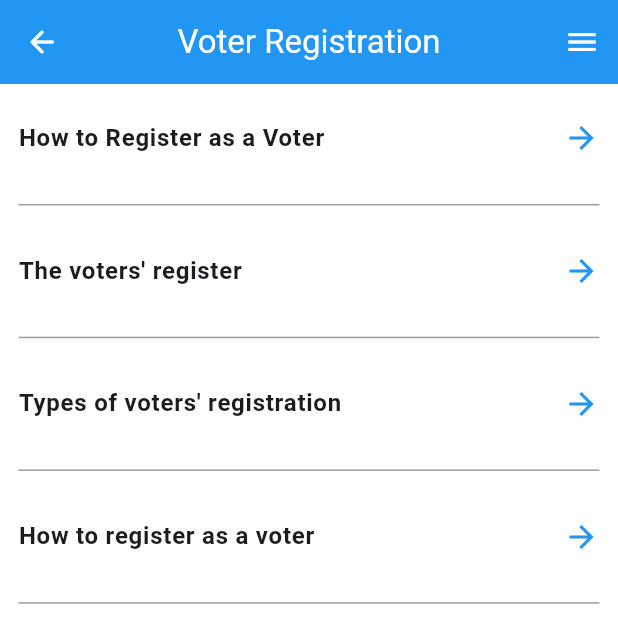
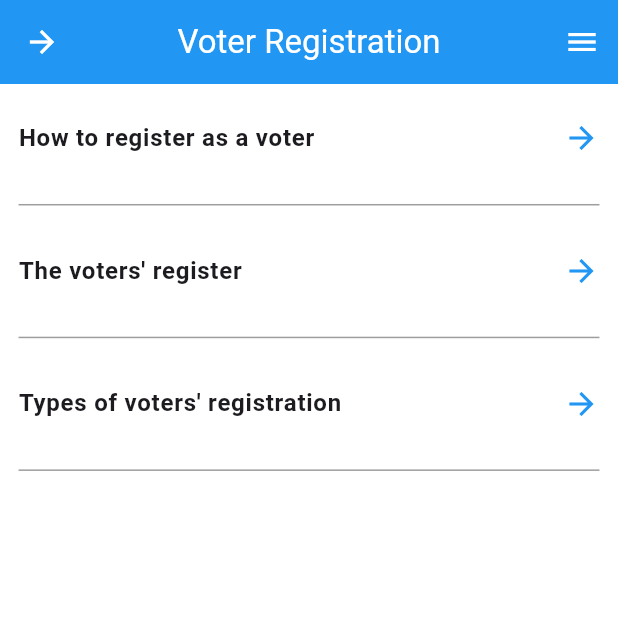
Before and after one commit to VilhoHub/ecn_app, a Flutter app: the screen it shows after launch, after a tap on "Voter Registration", on a phone screen of 412 x 824 dp. Shown: the top 643 px of the screen. Run offline on Flutter 3.47's test engine with Material 3 defaults, Android fonts, the light colour scheme and no system bars.

Commit message:
ecn_app/added presentation layer

```diff
--- a/lib/main.dart
+++ b/lib/main.dart
@@ -1,3 +1,5 @@
+import 'package:ecn_app/presentation/resources/string_manager.dart';
+import 'package:ecn_app/presentation/resources/theme_manager.dart';
 import 'package:ecn_app/screens/home/home_screen.dart';
 import 'package:ecn_app/screens/home/voter_registration_screen.dart';
 import 'package:flutter/material.dart';
@@ -16,18 +18,8 @@ class ECNApp extends StatelessWidget {
   Widget build(BuildContext context) {
     return MaterialApp(
       debugShowCheckedModeBanner: false,
-      title: 'ECN App',
-      theme: ThemeData(
-        primarySwatch: Colors.blue,
-        scaffoldBackgroundColor: Colors.white,
-        appBarTheme: AppBarTheme(
-          backgroundColor: Colors.blue,
-          foregroundColor: Colors.white,
-          centerTitle: true,
-          iconTheme: const IconThemeData(color: Colors.white),
-        ),
-        visualDensity: VisualDensity.adaptivePlatformDensity,
-      ),
+      title: AppStrings.appTitle,
+      theme: getApplicationTheme(),
       initialRoute: HomeScreen.ROUTE_NAME,
       routes: {
         HomeScreen.ROUTE_NAME: (context) => const HomeScreen(),
--- /dev/null
+++ b/lib/presentation/resources/asset_manager.dart
@@ -0,0 +1,5 @@
+const String IMG_PATH = "assets/images";
+
+class ImageAssets {
+  static const String notFound = "$IMG_PATH/not-found.png";
+}
--- /dev/null
+++ b/lib/presentation/resources/string_manager.dart
@@ -0,0 +1,32 @@
+class AppStrings {
+  static const appTitle = "ECN App";
+
+  //page routes
+  static const String homeRoute = "/";
+  static const String voterRegRoute = "/voter_registration";
+
+  //home page text
+  static const String totalNumber = "Total number of registered voters";
+  static const String view = "View";
+
+  static const String voterInfo = "Voter Information";
+  static const String voterReg = "Voter Registration";
+  static const String candidateInfo = "Candidate Information";
+  static const String elections = "Elections";
+  static const String voterEdu = "Voter Education";
+  static const String latestUpdates = "Latest Updates";
+  static const String regPoints = "Registration Points";
+  static const String mediaReleases = "Media Releases";
+  static const String electionRes = "Election Results";
+
+  //voter reg page text
+  static const String voterRegTitle = "Voter Registration";
+  static const String howToRegister = "How to register as a voter";
+  static const String votersReg = "The voters' register";
+  static const String typesOfVotersReg = "Types of voters' registration";
+
+  static const String notFound = "Page Not Found";
+
+  //widgets text
+  static const String bullet = "• ";
+}
--- /dev/null
+++ b/lib/presentation/resources/theme_manager.dart
@@ -0,0 +1,19 @@
+import 'package:ecn_app/presentation/resources/colour_manager.dart';
+import 'package:flutter/material.dart';
+
+ThemeData getApplicationTheme() {
+  return ThemeData(
+    primarySwatch: ColourManager.primary,
+    scaffoldBackgroundColor: ColourManager.secondary,
+
+    //appbar theme
+    appBarTheme: AppBarTheme(
+      backgroundColor: ColourManager.primary,
+      foregroundColor: ColourManager.secondary,
+      centerTitle: true,
+      iconTheme: IconThemeData(color: ColourManager.secondary),
+    ),
+
+    visualDensity: VisualDensity.adaptivePlatformDensity,
+  );
+}
--- a/lib/screens/home/home_screen.dart
+++ b/lib/screens/home/home_screen.dart
@@ -1,9 +1,13 @@
+import 'package:ecn_app/presentation/resources/colour_manager.dart';
+import 'package:ecn_app/presentation/resources/font_manager.dart';
+import 'package:ecn_app/presentation/resources/string_manager.dart';
+import 'package:ecn_app/presentation/resources/value_manager.dart';
 import 'package:ecn_app/screens/home/voter_registration_screen.dart';
 import 'package:ecn_app/utils/widgets.dart';
 import 'package:flutter/material.dart';
 
 class HomeScreen extends StatelessWidget {
-  static const String ROUTE_NAME = '/';
+  static const String ROUTE_NAME = AppStrings.homeRoute;
   const HomeScreen({super.key});
 
   @override
@@ -16,20 +20,20 @@ class HomeScreen extends StatelessWidget {
         body: SizedBox(
           width: mediaQuery.width,
           child: Padding(
-            padding: const EdgeInsets.all(10.0),
+            padding: const EdgeInsets.all(AppPadding.p10),
             child: Column(
               crossAxisAlignment: CrossAxisAlignment.center,
               children: [
                 Container(
                   margin: EdgeInsets.symmetric(
-                    vertical: mediaQuery.height * 0.01,
+                    vertical: mediaQuery.height * AppPadding.p0_01,
                   ),
                   decoration: BoxDecoration(
-                    color: Colors.blue,
-                    borderRadius: BorderRadius.circular(10.0),
+                    color: ColourManager.primary,
+                    borderRadius: BorderRadius.circular(AppRadius.r10),
                   ),
                   child: Padding(
-                    padding: const EdgeInsets.all(15.0),
+                    padding: const EdgeInsets.all(AppPadding.p15),
                     child: Column(
                       crossAxisAlignment: CrossAxisAlignment.start,
                       children: [
@@ -37,31 +41,31 @@ class HomeScreen extends StatelessWidget {
                           width: mediaQuery.width,
                         ),
                         infoBoxText(
-                          'Total number of registered voters',
-                          fontSize: 16.0,
+                          AppStrings.totalNumber,
+                          fontSize: FontSize.f16,
                         ),
                         infoBoxText(
                           '395.8K',
-                          fontSize: 45.0,
+                          fontSize: FontSize.f45,
                         ),
                         infoBoxText(
                           '+35% month over month',
-                          fontWeight: FontWeight.normal,
+                          fontWeight: FontWeightManager.regular,
                         ),
                         Align(
                           alignment: Alignment.bottomRight,
                           child: TextButton(
                             onPressed: () {},
                             style: TextButton.styleFrom(
-                              backgroundColor: Colors.grey.shade300,
-                              padding:
-                                  const EdgeInsets.symmetric(horizontal: 25.0),
+                              backgroundColor: ColourManager.item.shade300,
+                              padding: const EdgeInsets.symmetric(
+                                  horizontal: AppPadding.p25),
                             ),
-                            child: const Text(
-                              'View',
+                            child: Text(
+                              AppStrings.view,
                               style: TextStyle(
-                                color: Colors.black,
-                                fontSize: 16.0,
+                                color: ColourManager.black,
+                                fontSize: FontSize.f16,
                               ),
                             ),
                           ),
@@ -74,16 +78,16 @@ class HomeScreen extends StatelessWidget {
                   child: GridView(
                     gridDelegate:
                         const SliverGridDelegateWithFixedCrossAxisCount(
-                      crossAxisCount: 3,
+                      crossAxisCount: ValueManager.v3,
                     ),
                     children: [
                       homeCard(
-                        'Voter Information',
+                        AppStrings.voterInfo,
                         const Color(0xFFFEBB57),
                         () {},
                       ),
                       homeCard(
-                        "Voter Registration",
+                        AppStrings.voterReg,
                         const Color(0xFFB3E1D9),
                         () {
                           Navigator.pushNamed(
@@ -93,37 +97,37 @@ class HomeScreen extends StatelessWidget {
                         },
                       ),
                       homeCard(
-                        'Candidate Information',
+                        AppStrings.candidateInfo,
                         const Color(0xFFF397D9),
                         () {},
                       ),
                       homeCard(
-                        'Elections',
+                        AppStrings.elections,
                         const Color(0xFF06A982),
                         () {},
                       ),
                       homeCard(
-                        'Voter Education',
+                        AppStrings.voterEdu,
                         const Color(0xFFDADADA),
                         () {},
                       ),
                       homeCard(
-                        'Latest Updates',
+                        AppStrings.latestUpdates,
                         const Color(0xFF6CB43F),
                         () {},
                       ),
                       homeCard(
-                        'Registration Points',
+                        AppStrings.regPoints,
                         const Color(0xFFF17171),
                         () {},
                       ),
                       homeCard(
-                        'Media Releases',
+                        AppStrings.mediaReleases,
                         const Color(0xFFFFE145),
                         () {},
                       ),
                       homeCard(
-                        'Election Results',
+                        AppStrings.electionRes,
                         const Color(0xFFB3E1D9),
                         () {},
                       ),
--- a/lib/screens/home/voter_registration_screen.dart
+++ b/lib/screens/home/voter_registration_screen.dart
@@ -1,41 +1,46 @@
 import 'package:ecn_app/main.dart';
+import 'package:ecn_app/presentation/resources/string_manager.dart';
 import 'package:ecn_app/utils/widgets.dart';
 import 'package:flutter/material.dart';
 
 class VoterRegistrationScreen extends StatelessWidget {
-  static const String ROUTE_NAME = '/voter_registration';
+  static const String ROUTE_NAME = AppStrings.voterRegRoute;
   const VoterRegistrationScreen({super.key});
 
   @override
   Widget build(BuildContext context) {
     return Scaffold(
       appBar: AppBar(
-        title: const Text("Voter Registration"),
-        centerTitle: true,
-        leading: Icon(
-          ECNApp.platform_isIOS
-              ? Icons.arrow_back_ios_rounded
-              : Icons.arrow_back_rounded,
+        title: const Text(AppStrings.voterRegTitle),
+        leading: IconButton(
+          icon: androidIOSTrailing(),
+          onPressed: () {
+            Navigator.pop(context);
+          },
         ),
       ),
       endDrawer: const Drawer(),
-      body: Container(
-        child: ListView(
-          children: [
-            voterRegistrationTiles(context,
-                text: "How to Register as a Voter", onTap: () {}),
-            voterRegistrationDivider(context),
-            voterRegistrationTiles(context,
-                text: "The voters' register", onTap: () {}),
-            voterRegistrationDivider(context),
-            voterRegistrationTiles(context,
-                text: "Types of voters' registration", onTap: () {}),
-            voterRegistrationDivider(context),
-            voterRegistrationTiles(context,
-                text: "How to register as a voter", onTap: () {}),
-            voterRegistrationDivider(context),
-          ],
-        ),
+      body: ListView(
+        children: [
+          voterRegistrationTiles(
+            context,
+            text: AppStrings.howToRegister,
+            onTap: () {},
+          ),
+          voterRegistrationDivider(context),
+          voterRegistrationTiles(
+            context,
+            text: AppStrings.votersReg,
+            onTap: () {},
+          ),
+          voterRegistrationDivider(context),
+          voterRegistrationTiles(
+            context,
+            text: AppStrings.typesOfVotersReg,
+            onTap: () {},
+          ),
+          voterRegistrationDivider(context),
+        ],
       ),
     );
   }
--- a/lib/utils/widgets.dart
+++ b/lib/utils/widgets.dart
@@ -1,19 +1,23 @@
 import 'package:ecn_app/main.dart';
+import 'package:ecn_app/presentation/resources/colour_manager.dart';
+import 'package:ecn_app/presentation/resources/font_manager.dart';
+import 'package:ecn_app/presentation/resources/string_manager.dart';
+import 'package:ecn_app/presentation/resources/value_manager.dart';
 import 'package:flutter/material.dart';
 
 Text infoBoxText(String text,
-    {double fontSize = 14.0, FontWeight fontWeight = FontWeight.bold}) {
+    {double fontSize = FontSize.f14,
+    FontWeight fontWeight = FontWeightManager.bold}) {
   return Text(
     text,
     style: TextStyle(
-      color: Colors.white,
+      color: ColourManager.secondary,
       fontWeight: fontWeight,
       fontSize: fontSize,
     ),
   );
 }
 
-//TODO: ONPRESSED
 GestureDetector homeCard(String text, Color colour, VoidCallback onTap) {
   return GestureDetector(
     onTap: onTap,
@@ -24,11 +28,19 @@ GestureDetector homeCard(String text, Color colour, VoidCallback onTap) {
           text,
           textAlign: TextAlign.center,
           style: const TextStyle(
-            fontSize: 20.0,
+            fontSize: FontSize.f20,
           ),
         ),
       ),
     ),
+  );
+}
+
+Icon androidIOSTrailing() {
+  return Icon(
+    ECNApp.platform_isIOS
+        ? Icons.arrow_forward_ios_outlined
+        : Icons.arrow_forward_outlined,
   );
 }
 
@@ -40,22 +52,18 @@ ListTile voterRegistrationTiles(
   Size mediaQuery = MediaQuery.of(context).size;
   return ListTile(
     contentPadding: EdgeInsets.symmetric(
-      vertical: mediaQuery.height * 0.01,
-      horizontal: mediaQuery.width * 0.03,
+      vertical: mediaQuery.height * AppPadding.p0_01,
+      horizontal: mediaQuery.width * AppPadding.p0_03,
     ),
     title: Text(
       text,
       style: const TextStyle(
         fontWeight: FontWeight.bold,
-        fontSize: 16.0,
+        fontSize: FontSize.f16,
       ),
     ),
-    trailing: Icon(
-      ECNApp.platform_isIOS
-          ? Icons.arrow_forward_ios_outlined
-          : Icons.arrow_forward_outlined,
-    ),
-    iconColor: Colors.blue,
+    trailing: androidIOSTrailing(),
+    iconColor: ColourManager.primary,
     onTap: onTap,
   );
 }
@@ -63,10 +71,10 @@ ListTile voterRegistrationTiles(
 Padding voterRegistrationDivider(BuildContext context) {
   return Padding(
     padding: EdgeInsets.symmetric(
-      horizontal: MediaQuery.of(context).size.width * 0.03,
+      horizontal: MediaQuery.of(context).size.width * AppPadding.p0_03,
     ),
-    child: const Divider(
-      color: Colors.grey,
+    child: Divider(
+      color: ColourManager.item,
     ),
   );
 }
@@ -75,7 +83,7 @@ Row bulletList(String text) {
   return Row(
     crossAxisAlignment: CrossAxisAlignment.start,
     children: <Widget>[
-      const Text("• "),
+      const Text(AppStrings.bullet),
       Expanded(
         child: Text(text),
       ),
```
Also changed, not shown: lib/presentation/resources/colour_manager.dart (added, +8 -0 lines), lib/presentation/resources/font_manager.dart (added, +16 -0 lines), lib/presentation/resources/route_manager.dart (added, +58 -0 lines), lib/presentation/resources/value_manager.dart (added, +15 -0 lines), assets/images/not-found.png (added).
